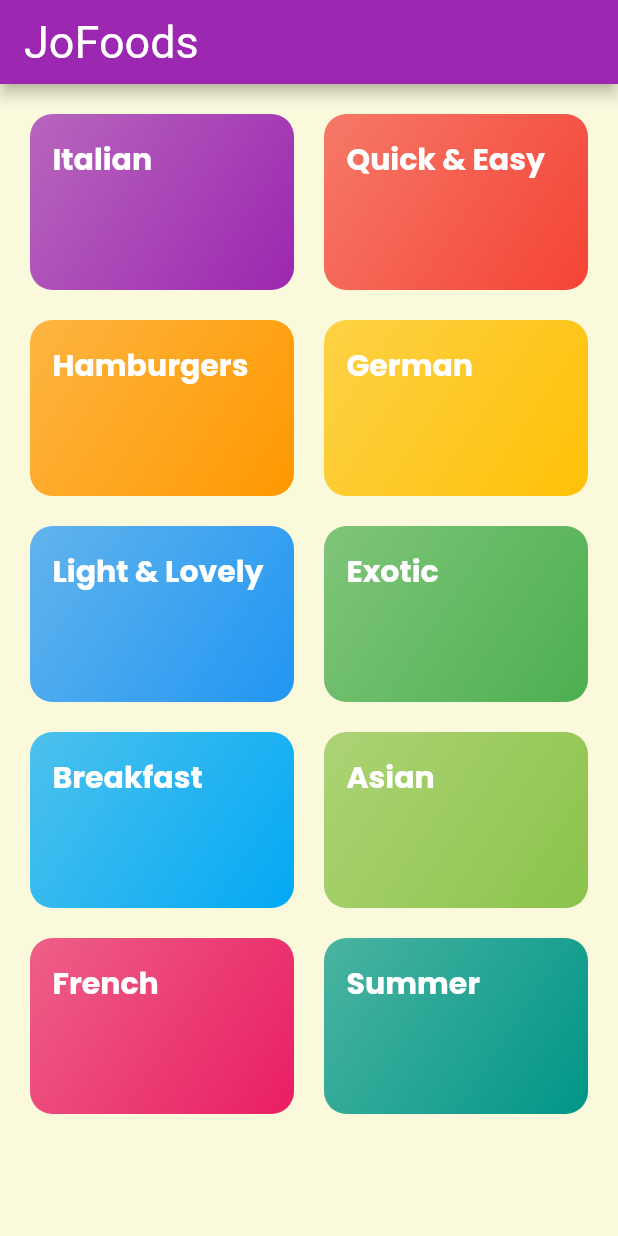
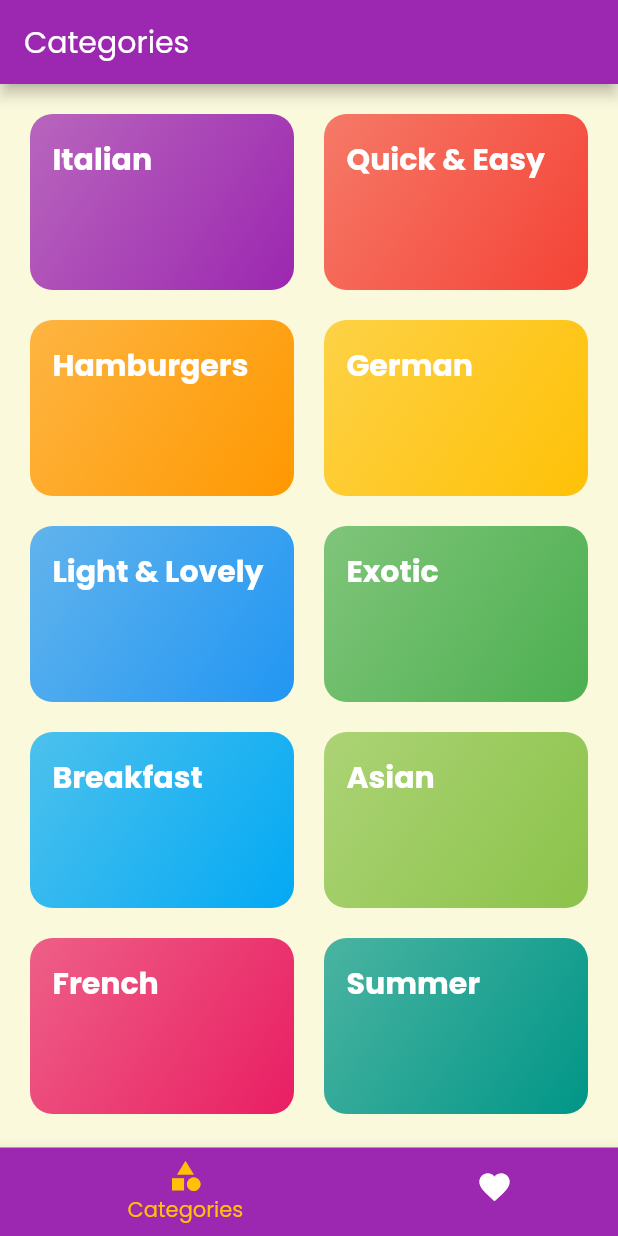
Before and after one commit to ThiDinh21/meal-app, a Flutter app: the screen it shows after launch, on a phone screen of 412 x 824 dp. Run offline on Flutter 3.47's test engine with Material 2 defaults, Android fonts, the phone set to English and light mode, and no system bars.

Commit message:
Add Tab Bar to home screen

```diff
--- a/lib/main.dart
+++ b/lib/main.dart
@@ -1,5 +1,6 @@
 import 'package:flutter/material.dart';
 
+import './screens/tab_screen.dart';
 import './screens/categories_screen.dart';
 import './screens/category_meals_screen.dart';
 import './screens/meal_detail_screen.dart';
@@ -37,9 +38,8 @@ class MyApp extends StatelessWidget {
               ),
             ),
       ),
-      // home: CategoriesScreen(),
+      home: TabScreen(),
       routes: {
-        '/': (ctx) => CategoriesScreen(),
         CategoryMealsScreen.routeName: (ctx) => CategoryMealsScreen(),
         MealDetailScreen.routeName: (ctx) => MealDetailScreen(),
       },
--- a/lib/screens/categories_screen.dart
+++ b/lib/screens/categories_screen.dart
@@ -6,16 +6,7 @@ import '../dummy_data.dart';
 class CategoriesScreen extends StatelessWidget {
   @override
   Widget build(BuildContext context) {
-    return Scaffold(
-        appBar: AppBar(
-          title: Text(
-            'JoFoods',
-            style: Theme.of(context).textTheme.headline6.copyWith(
-                  color: Colors.white,
-                ),
-          ),
-        ),
-        body: GridView(
+    return GridView(
       padding: const EdgeInsets.all(20),
       children: DUMMY_CATEGORIES
           .map((catData) => CategoryItem(
@@ -30,6 +21,6 @@ class CategoriesScreen extends StatelessWidget {
         mainAxisSpacing: 20,
         crossAxisSpacing: 20,
       ),
-        ));
+    );
   }
 }
--- /dev/null
+++ b/lib/screens/tab_screen.dart
@@ -0,0 +1,94 @@
+import 'package:flutter/material.dart';
+import './favorite_screen.dart';
+import './categories_screen.dart';
+
+class TabScreen extends StatefulWidget {
+  @override
+  _TabScreenState createState() => _TabScreenState();
+}
+
+class _TabScreenState extends State<TabScreen> {
+  final List<Map<String, Object>> _pages = [
+    {
+      'page': CategoriesScreen(),
+      'title': 'Categories',
+    },
+    {
+      'page': FavoriteScreen(),
+      'title': 'Favorites',
+    },
+  ];
+  int _selectedPageIndex = 0;
+
+  void _selectPage(int index) {
+    setState(() {
+      _selectedPageIndex = index;
+    });
+  }
+
+  @override
+  Widget build(BuildContext context) {
+    return Scaffold(
+      appBar: AppBar(
+        title: Text(_pages[_selectedPageIndex]['title']),
+      ),
+      body: _pages[_selectedPageIndex]['page'],
+      bottomNavigationBar: BottomNavigationBar(
+        onTap: _selectPage,
+        backgroundColor: Theme.of(context).primaryColor,
+        unselectedItemColor: Colors.white,
+        selectedItemColor: Theme.of(context).accentColor,
+        currentIndex: _selectedPageIndex,
+        type: BottomNavigationBarType.shifting,
+        items: [
+          BottomNavigationBarItem(
+            backgroundColor: Theme.of(context).primaryColor,
+            icon: Icon(Icons.category),
+            label: 'Categories',
+          ),
+          BottomNavigationBarItem(
+            backgroundColor: Theme.of(context).primaryColor,
+            icon: Icon(Icons.favorite),
+            label: 'Favorites',
+          ),
+        ],
+      ),
+    );
+  }
+}
+
+// Top screen tab bar
+/*
+class _TabScreenState extends State<TabScreen> {
+  @override
+  Widget build(BuildContext context) {
+    return DefaultTabController(
+      length: 2,
+			initialIndex: 0,
+      child: Scaffold(
+        appBar: AppBar(
+          title: Text('JoFoodz'),
+          bottom: TabBar(
+            tabs: [
+              Tab(
+                icon: Icon(Icons.category),
+                text: 'Categories',
+              ),
+              Tab(
+                icon: Icon(Icons.star),
+                text: 'Favorites',
+              ),
+            ],
+          ),
+        ),
+        body: TabBarView(
+          children: [
+            CategoriesScreen(),
+            FavoriteScreen(),
+          ],
+        ),
+      ),
+    );
+  }
+}
+*/
```
Also changed, not shown: lib/screens/favorite_screen.dart (added, +10 -0 lines). Lines whose indentation alone changed are shown as unchanged.
